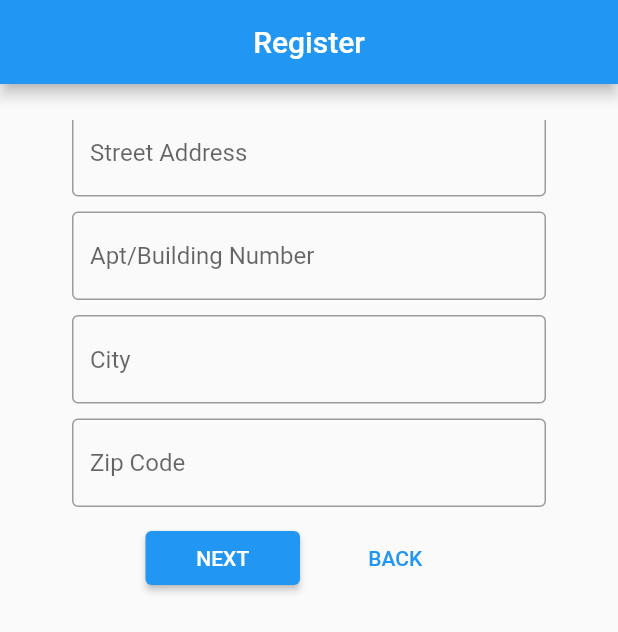
After one commit to ALarsonPi/easyreturns, a Flutter app: the screen it shows after launch, scrolled down 104 dp, after a tap on "NEXT", on a phone screen of 412 x 824 dp. The commit adds this screen. Shown: the top 632 px of the screen. Run offline on Flutter 3.47's test engine with Material 2 defaults, Android fonts, the phone set to English and light mode, and no system bars; our stand-ins replace animated_splash_screen, cloud_firestore, firebase_core, flutter_form_builder, jiffy, page_transition; accounts and stored records are empty.

Commit message:
Did lots of stuff this morning. Made a file system that will check to see if the user is registered and logged in. If not registered, will send them to the register screen. If not logged in, will send them to the log in screen. If it 's their first time, it will create the files and set them to zero (meaning the user is not registered nor logged in). Set up the register screen with a horizantal stepper. Not sure how I feel about it, but it's the best thing I've come up with. Got rid of some duplicate code in the register, login, and newPickup screens.

```diff
--- a/easyreturns/lib/DAOS/pickupRequestDao.dart
+++ b/easyreturns/lib/DAOS/pickupRequestDao.dart
@@ -13,8 +13,6 @@ class PickupRequestDao {
   Stream<List<PickupRequest>> streamPickupRequestsList() {
     var thing = pickupRequestCollection.snapshots().map((list) =>
         list.docs.map((doc) => PickupRequest.fromSnapshot(doc)).toList());
-    debugPrint("hippo");
-    debugPrint(thing.length.toString());
     return thing;
   }
 
--- a/easyreturns/lib/main.dart
+++ b/easyreturns/lib/main.dart
@@ -1,4 +1,6 @@
 import 'package:easyreturns/ChangeNotifiers/GetPickupRequestNotifier.dart';
+import 'package:easyreturns/mainGlobal/FileTracker.dart';
+import 'package:easyreturns/mainGlobal/Global.dart';
 import 'package:easyreturns/screens/NewPickupScreen.dart';
 import 'package:flutter/material.dart';
 import 'package:flutter/services.dart';
@@ -22,5 +24,13 @@ Future<void> main() async {
   await Firebase.initializeApp(
     options: DefaultFirebaseOptions.currentPlatform,
   );
+  List<bool> registerAndLoginStatus =
+      await FileTracker.readRegisterAndLoginStatus();
+  Global.isRegistered = registerAndLoginStatus[0];
+  Global.isLoggedIn = registerAndLoginStatus[1];
+
+  debugPrint("Is Registered: " + Global.isRegistered.toString());
+  debugPrint("Is Logged in: " + Global.isLoggedIn.toString());
+
   runApp(const AppRouter());
 }
--- /dev/null
+++ b/easyreturns/lib/mainGlobal/FileTracker.dart
@@ -0,0 +1,78 @@
+import 'dart:io' as io;
+import 'package:flutter/cupertino.dart';
+import 'package:path_provider/path_provider.dart';
+
+class FileTracker {
+  static const String registeredPath = "registered.txt";
+  static const String loggedInPath = "loggedIn.txt";
+
+  static Future<List<bool>> readRegisterAndLoginStatus() async {
+    List<bool> statuses = List.empty(growable: true);
+
+    // Will be either one or zero
+    String valueInRegisterFile = "";
+    String valueInLoggedInFile = "";
+
+    await readFile(registeredPath).then((value) {
+      valueInRegisterFile = value;
+    });
+    await readFile(loggedInPath).then((value) {
+      valueInLoggedInFile = value;
+    });
+    if (valueInRegisterFile != "1") {
+      valueInRegisterFile = "0";
+      await writeRegisteredFile(valueInRegisterFile);
+    }
+    if (valueInLoggedInFile != "1") {
+      valueInLoggedInFile = "0";
+      await writeLoggedInFile(valueInLoggedInFile);
+    }
+
+    // Order is Register (T/F), then Login (T/F)
+    statuses.add(valueInRegisterFile == "1");
+    statuses.add(valueInLoggedInFile == "1");
+    return statuses;
+  }
+
+  static register() async {
+    await writeRegisteredFile("1");
+  }
+
+  static login() async {
+    await writeLoggedInFile("1");
+  }
+
+  static Future<String> get _localPath async {
+    final directory = await getApplicationDocumentsDirectory();
+    return directory.path;
+  }
+
+  static Future<io.File> _localFile(String filePath) async {
+    final path = await _localPath;
+    return io.File('$path/$filePath');
+  }
+
+  static Future<io.File> writeRegisteredFile(String stringToWrite) async {
+    final file = await _localFile(registeredPath);
+    return file.writeAsString(stringToWrite);
+  }
+
+  static Future<io.File> writeLoggedInFile(String stringToWrite) async {
+    final file = await _localFile(registeredPath);
+    return file.writeAsString(stringToWrite);
+  }
+
+  static readFile(String filePath) async {
+    try {
+      final file = await _localFile(filePath);
+      bool fileExists = await file.exists();
+      if (fileExists) {
+        return file.readAsString();
+      } else {
+        return "notAvailable";
+      }
+    } catch (e) {
+      debugPrint("IO ERROR");
+    }
+  }
+}
--- /dev/null
+++ b/easyreturns/lib/mainGlobal/Global.dart
@@ -0,0 +1,4 @@
+class Global {
+  static bool isRegistered = false;
+  static bool isLoggedIn = false;
+}
--- /dev/null
+++ b/easyreturns/lib/screens/RegisterScreen.dart
@@ -0,0 +1,183 @@
+import 'package:easyreturns/shared/DeliveryInfoParent.dart';
+import 'package:easyreturns/shared/LoginInfoParent.dart';
+import 'package:easyreturns/widgets/CustomInput.dart';
+import 'package:flutter/material.dart';
+
+class RegisterScreen extends StatefulWidget {
+  @override
+  State<StatefulWidget> createState() {
+    return _RegisterScreen();
+  }
+}
+
+class _RegisterScreen extends State<RegisterScreen> {
+  int currentStep = 0;
+  bool isOnLastStep = false;
+  DeliveryInfoParent deliveryInfoParent = DeliveryInfoParent();
+  LoginInfoParent loginInfoParent = LoginInfoParent();
+  List<Step> getSteps() {
+    return <Step>[
+      Step(
+        state: currentStep > 0 ? StepState.complete : StepState.indexed,
+        isActive: currentStep >= 0,
+        title: const Text("Account"),
+        content: Column(
+          children: [
+            CustomInput(
+              hint: "First Name",
+              inputBorder: const OutlineInputBorder(),
+              controller: deliveryInfoParent.firstNameController,
+            ),
+            CustomInput(
+              hint: "Last Name",
+              inputBorder: const OutlineInputBorder(),
+              controller: deliveryInfoParent.lastNameController,
+            ),
+            CustomInput(
+              hint: "Phone Number",
+              inputBorder: const OutlineInputBorder(),
+              controller: deliveryInfoParent.phoneNumberController,
+            ),
+          ],
+        ),
+      ),
+      Step(
+        state: currentStep > 1 ? StepState.complete : StepState.indexed,
+        isActive: currentStep >= 1,
+        title: const Text("Delivery"),
+        content: Column(
+          children: [
+            CustomInput(
+              hint: "Street Address",
+              inputBorder: const OutlineInputBorder(),
+              controller: deliveryInfoParent.streetAddressController,
+            ),
+            CustomInput(
+              hint: "Apt/Building Number",
+              inputBorder: const OutlineInputBorder(),
+              controller: deliveryInfoParent.aptBuildingNumController,
+            ),
+            CustomInput(
+              hint: "City",
+              inputBorder: const OutlineInputBorder(),
+              controller: deliveryInfoParent.cityController,
+            ),
+            CustomInput(
+              hint: "Zip Code",
+              inputBorder: const OutlineInputBorder(),
+              controller: deliveryInfoParent.zipCodeController,
+            ),
+          ],
+        ),
+      ),
+      Step(
+        state: currentStep > 2 ? StepState.complete : StepState.indexed,
+        isActive: currentStep >= 2,
+        title: const Text("Login"),
+        content: Column(
+          children: [
+            CustomInput(
+              hint: "Username",
+              inputBorder: const OutlineInputBorder(),
+              controller: loginInfoParent.usernameController,
+            ),
+            CustomInput(
+              hint: "Password",
+              inputBorder: const OutlineInputBorder(),
+              controller: loginInfoParent.passwordController,
+            ),
+          ],
+        ),
+      ),
+    ];
+  }
+
+  checkAndSetLastStep() {
+    setState(() {
+      isOnLastStep = (currentStep == getSteps().length - 1);
+    });
+  }
+
+  @override
+  Widget build(BuildContext context) {
+    return Scaffold(
+      appBar: AppBar(
+        centerTitle: true,
+        title: const Text("Register"),
+      ),
+      body: Padding(
+        padding: const EdgeInsets.all(24.0),
+        child: ListView(
+          shrinkWrap: true,
+          children: [
+            SizedBox(
+              width: MediaQuery.of(context).size.width * 0.8,
+              height: MediaQuery.of(context).size.height,
+              child: Stepper(
+                type: StepperType.horizontal,
+                controlsBuilder: (BuildContext ctx, ControlsDetails dtl) {
+                  return Row(
+                    mainAxisAlignment: MainAxisAlignment.center,
+                    children: <Widget>[
+                      SizedBox(
+                        width: MediaQuery.of(context).size.width * 0.25,
+                        child: ElevatedButton(
+                          onPressed: dtl.onStepContinue,
+                          child: Text(isOnLastStep == true ? 'SUBMIT' : 'NEXT'),
+                        ),
+                      ),
+                      Padding(
+                        padding: const EdgeInsets.only(left: 12.0),
+                        child: SizedBox(
+                          width: MediaQuery.of(context).size.width * 0.25,
+                          child: TextButton(
+                            onPressed: dtl.onStepCancel,
+                            style: ButtonStyle(
+                              overlayColor:
+                                  MaterialStateProperty.resolveWith<Color?>(
+                                (Set<MaterialState> states) {
+                                  return Colors.transparent;
+                                },
+                              ),
+                            ),
+                            child: const Text('BACK',
+                                style: TextStyle(
+                                    backgroundColor: Colors.transparent)),
+                          ),
+                        ),
+                      ),
+                    ],
+                  );
+                },
+                currentStep: currentStep,
+                onStepCancel: () => currentStep == 0
+                    ? null
+                    : setState(() {
+                        currentStep -= 1;
+                        checkAndSetLastStep();
+                      }),
+                onStepContinue: () {
+                  bool isLastStep = (currentStep == getSteps().length - 1);
+                  if (isLastStep) {
+                    // In the future validate instead of saying "blank"
+
+                  } else {
+                    setState(() {
+                      currentStep += 1;
+                      checkAndSetLastStep();
+                    });
+                  }
+                },
+                onStepTapped: (step) => setState(() {
+                  currentStep = step;
+                  checkAndSetLastStep();
+                }),
+                steps: getSteps(),
+              ),
+            ),
+          ],
+        ),
+      ),
+    );
+  }
+}
--- a/easyreturns/lib/screens/SplashScreen.dart
+++ b/easyreturns/lib/screens/SplashScreen.dart
@@ -1,3 +1,6 @@
+import 'package:easyreturns/mainGlobal/Global.dart';
+import 'package:easyreturns/screens/LoginScreen.dart';
+import 'package:easyreturns/screens/RegisterScreen.dart';
 import 'package:flutter/material.dart';
 import 'package:animated_splash_screen/animated_splash_screen.dart';
 import 'package:page_transition/page_transition.dart';
@@ -27,7 +30,9 @@ class _SplashScreen extends State<SplashScreen> {
       body: AnimatedSplashScreen(
           splash: 'assets/images/easyReturns.png',
           pageTransitionType: PageTransitionType.fade,
-          nextScreen: HomeScreen(),
+          nextScreen: (Global.isRegistered)
+              ? ((Global.isLoggedIn) ? HomeScreen() : LoginScreen())
+              : RegisterScreen(),
           duration: 2000,
           splashIconSize: 150,
           splashTransition: SplashTransition.fadeTransition),
--- /dev/null
+++ b/easyreturns/lib/shared/DeliveryInfoParent.dart
@@ -0,0 +1,12 @@
+import 'package:flutter/cupertino.dart';
+
+class DeliveryInfoParent {
+  TextEditingController firstNameController = TextEditingController();
+  TextEditingController lastNameController = TextEditingController();
+  TextEditingController phoneNumberController = TextEditingController();
+
+  TextEditingController streetAddressController = TextEditingController();
+  TextEditingController aptBuildingNumController = TextEditingController();
+  TextEditingController cityController = TextEditingController();
+  TextEditingController zipCodeController = TextEditingController();
+}
--- /dev/null
+++ b/easyreturns/lib/shared/LoginInfoParent.dart
@@ -0,0 +1,6 @@
+import 'package:flutter/cupertino.dart';
+
+class LoginInfoParent {
+  TextEditingController usernameController = TextEditingController();
+  TextEditingController passwordController = TextEditingController();
+}
--- a/easyreturns/pubspec.yaml
+++ b/easyreturns/pubspec.yaml
@@ -17,7 +17,7 @@ publish_to: 'none' # Remove this line if you wish to publish to pub.dev
 # https://developer.apple.com/library/archive/documentation/General/Reference/InfoPlistKeyReference/Articles/CoreFoundationKeys.html
 # In Windows, build-name is used as the major, minor, and patch parts
 # of the product and file versions while build-number is used as the build suffix.
-version: 1.0.0+1
+version: 1.0.0+2
 
 environment:
   sdk: '>=2.18.4 <3.0.0'
@@ -35,6 +35,7 @@ dependencies:
   animated_splash_screen: ^1.3.0
   flutter_form_builder: ^7.4.0
   jiffy: ^5.0.0
+  path_provider: ^2.0.11
 
 
   # The following adds the Cupertino Icons font to your application.
```
Also changed, not shown: easyreturns/lib/DAOS/userDao.dart (+3 -8 lines), easyreturns/lib/screens/LoginScreen.dart (added, +15 -0 lines), easyreturns/lib/screens/NewPickupScreen.dart (+32 -42 lines), easyreturns/pubspec.lock, 1 other file.
